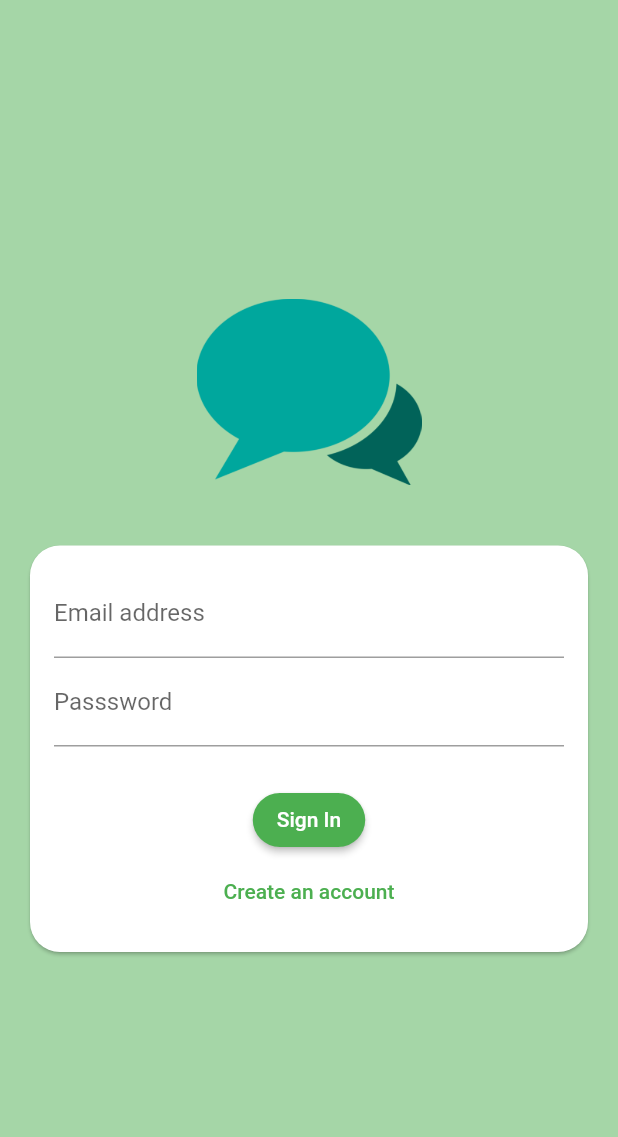
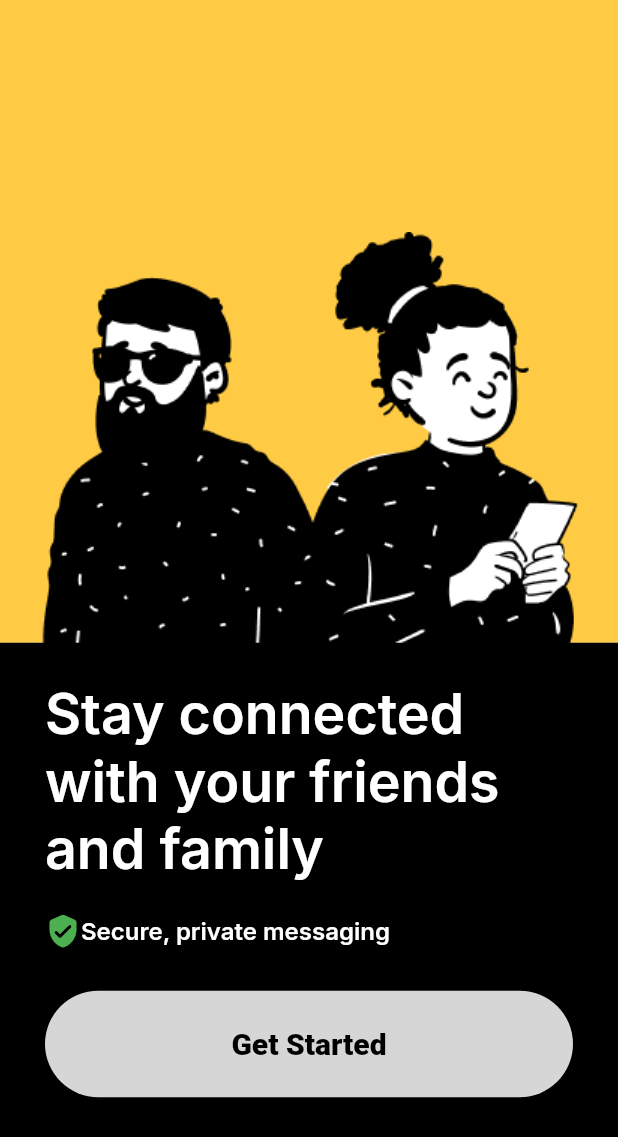
Before and after one commit to efrizalnf/me_chat_app, a Flutter app: the screen it shows after launch, on a phone screen of 412 x 824 dp. Shown: the top 1137 px of the screen. Run offline on Flutter 3.47's test engine with Material 2 defaults, Android fonts, the light colour scheme and no system bars; our stand-ins replace cloud_firestore, emoji_picker_flutter, firebase_auth, firebase_core, firebase_storage, google_fonts and 2 more; accounts and stored records are empty.

Commit message:
adding welcome screen

```diff
--- a/config.json
+++ b/config.json
@@ -2,6 +2,7 @@
     "openai_key": "",
     "modules": [
         "home",
+        "welcome",
         "login",
         "splashscreen"
     ]
--- a/lib/core.dart
+++ b/lib/core.dart
@@ -14,6 +14,8 @@ export 'package:me_chat_app/module/login/controller/login_controller.dart';
 export 'package:me_chat_app/module/login/view/login_view.dart';
 export 'package:me_chat_app/module/splashscreen/controller/splashscreen_controller.dart';
 export 'package:me_chat_app/module/splashscreen/view/splashscreen_view.dart';
+export 'package:me_chat_app/module/welcome/controller/welcome_controller.dart';
+export 'package:me_chat_app/module/welcome/view/welcome_view.dart';
 export 'package:me_chat_app/services/auth_service/firebase_chat_service.dart';
 export 'package:me_chat_app/shared/widget/image_picker.dart';
 export 'state_util.dart';
--- a/lib/main.dart
+++ b/lib/main.dart
@@ -32,7 +32,7 @@ class MyApp extends StatelessWidget {
             if (snapshot.hasData) {
               return const HomeView();
             }
-            return const LoginView();
+            return const WelcomeView();
           }),
     );
   }
--- a/lib/module/home/widget/chat_input_msg.dart
+++ b/lib/module/home/widget/chat_input_msg.dart
@@ -128,7 +128,9 @@ class _ChatInputMsgState extends State<ChatInputMsg> {
                       enableSuggestions: false,
                       keyboardType: TextInputType.multiline,
                       style: const TextStyle(
-                          fontSize: 14.0, color: Colors.black87),
+                        fontSize: 14.0,
+                        color: Colors.black87,
+                      ),
                       decoration: const InputDecoration(
                           hintText: 'Type a message',
                           filled: true,
--- a/lib/module/login/view/login_view.dart
+++ b/lib/module/login/view/login_view.dart
@@ -12,7 +12,7 @@ class LoginView extends StatefulWidget {
     controller.view = this;
 
     return Scaffold(
-      backgroundColor: Colors.green[200],
+      backgroundColor: const Color(0xFFFFCB45),
       body: Center(
         child: SingleChildScrollView(
             child: Column(
--- /dev/null
+++ b/lib/module/welcome/controller/welcome_controller.dart
@@ -0,0 +1,20 @@
+import 'package:flutter/material.dart';
+import 'package:me_chat_app/state_util.dart';
+import '../view/welcome_view.dart';
+
+class WelcomeController extends State<WelcomeView> implements MvcController {
+  static late WelcomeController instance;
+  late WelcomeView view;
+
+  @override
+  void initState() {
+    instance = this;
+    super.initState();
+  }
+
+  @override
+  void dispose() => super.dispose();
+
+  @override
+  Widget build(BuildContext context) => widget.build(context, this);
+}
--- /dev/null
+++ b/lib/module/welcome/view/welcome_view.dart
@@ -0,0 +1,100 @@
+import 'package:flutter/material.dart';
+import 'package:google_fonts/google_fonts.dart';
+import 'package:me_chat_app/core.dart';
+import '../controller/welcome_controller.dart';
+
+class WelcomeView extends StatefulWidget {
+  const WelcomeView({Key? key}) : super(key: key);
+
+  Widget build(context, WelcomeController controller) {
+    controller.view = this;
+
+    return Scaffold(
+      body: Column(
+        children: [
+          Container(
+            width: double.infinity,
+            height: MediaQuery.of(context).size.height * 0.52,
+            color: const Color(0xFFFFCB45),
+            child: Image.asset(
+              'assets/images/welcome.png',
+              width: 358.05,
+              height: 300.55,
+              alignment: Alignment.bottomCenter,
+            ),
+          ),
+          Container(
+            width: double.infinity,
+            height: MediaQuery.of(context).size.height * 0.48,
+            color: Colors.black,
+            child: Expanded(
+              child: Padding(
+                padding:
+                    const EdgeInsets.only(top: 25.0, left: 30.0, right: 30.0),
+                child: Column(children: [
+                  Text(
+                    "Stay connected with your friends and family",
+                    style: GoogleFonts.inter(
+                      fontSize: 37,
+                      fontWeight: FontWeight.w600,
+                      color: Colors.white,
+                    ),
+                  ),
+                  const SizedBox(
+                    height: 20,
+                  ),
+                  Row(
+                    children: [
+                      const Icon(
+                        Icons.verified_user_rounded,
+                        color: Colors.green,
+                      ),
+                      Text(
+                        "Secure, private messaging",
+                        style: GoogleFonts.inter(
+                          fontSize: 16,
+                          fontWeight: FontWeight.w600,
+                          color: Colors.white,
+                        ),
+                      )
+                    ],
+                  ),
+                  const SizedBox(
+                    height: 28.0,
+                  ),
+                  SizedBox(
+                    width: double.infinity,
+                    child: ElevatedButton(
+                      onPressed: () => Navigator.push(context,
+                          MaterialPageRoute(builder: (context) {
+                        return const LoginView();
+                      })),
+                      style: ElevatedButton.styleFrom(
+                        backgroundColor: Colors.grey[350],
+                        foregroundColor: Colors.black,
+                        shape: RoundedRectangleBorder(
+                          borderRadius: BorderRadius.circular(50),
+                        ),
+                      ),
+                      child: const Padding(
+                        padding: EdgeInsets.all(24.0),
+                        child: Text(
+                          "Get Started",
+                          style: TextStyle(
+                              fontSize: 20.0, fontWeight: FontWeight.w900),
+                        ),
+                      ),
+                    ),
+                  )
+                ]),
+              ),
+            ),
+          )
+        ],
+      ),
+    );
+  }
+
+  @override
+  State<WelcomeView> createState() => WelcomeController();
+}
--- a/pubspec.yaml
+++ b/pubspec.yaml
@@ -37,6 +37,7 @@ dependencies:
   firebase_storage: ^11.2.1
   flutter:
     sdk: flutter
+  google_fonts: ^4.0.4
   google_sign_in: ^6.0.2
   image_picker: ^0.8.7+5
   intl: ^0.18.1
@@ -58,7 +59,7 @@ flutter:
   uses-material-design: true
   # To add assets to your application, add an assets section, like this:
   assets:
-    - assets/images/logo.png
+    - assets/images/
     #   - images/a_dot_ham.jpeg
     # An image asset can refer to one or more resolution-specific "variants", see
     # https://flutter.dev/assets-and-images/#resolution-aware
```
Also changed, not shown: lib/module/home/controller/home_controller.dart (+8 -2 lines), lib/module/home/view/home_view.dart (+16 -9 lines), lib/module/home/widget/offstage_menu.dart (added, +26 -0 lines), assets/images/welcome.png (added), pubspec.lock, 1 other file.
